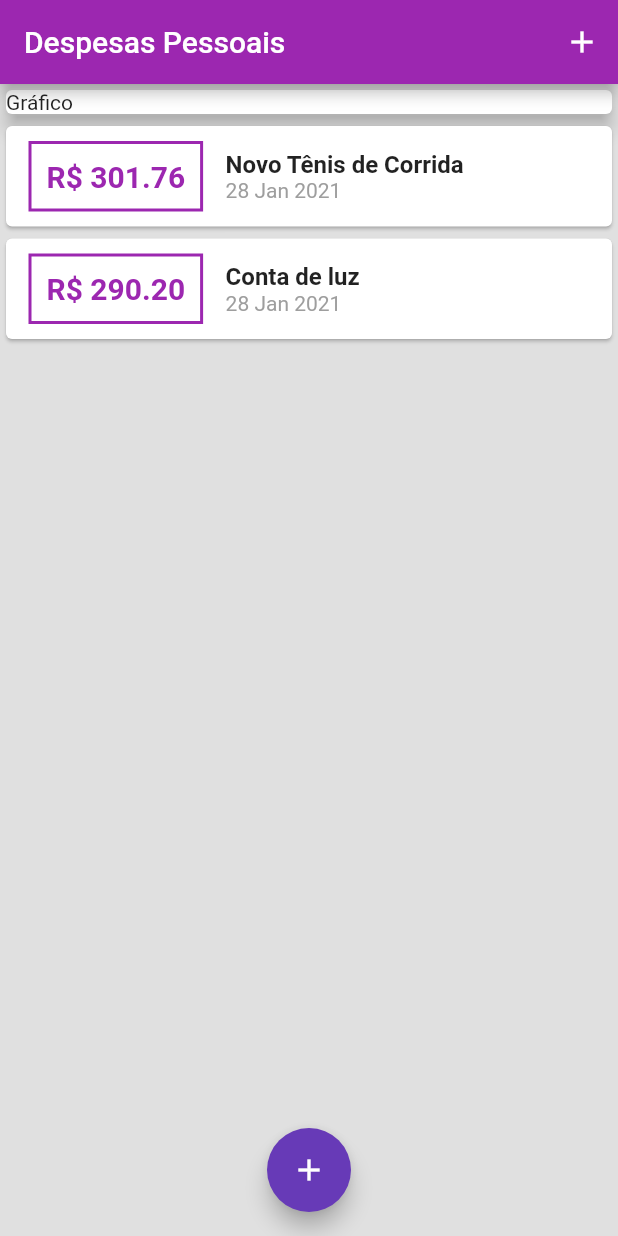
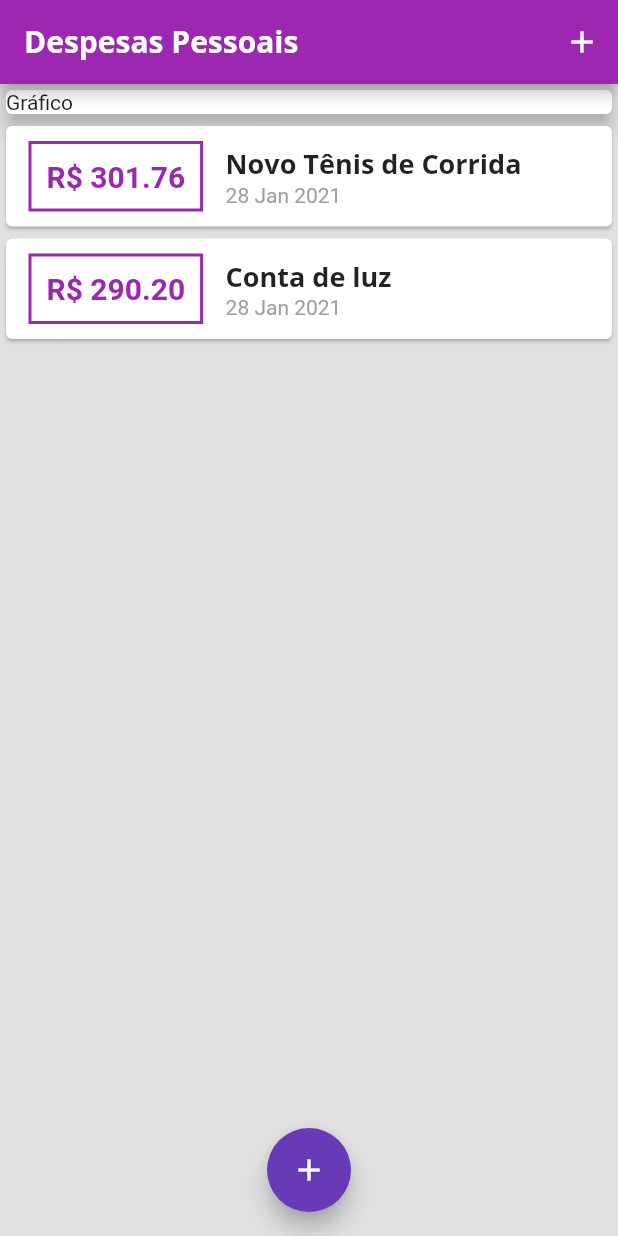
Before and after one commit to mlesouza/Curso-Flutter, a Flutter app: the screen it shows after launch, on a phone screen of 412 x 824 dp. Run offline on Flutter 3.47's test engine with Material 2 defaults, Android fonts, the phone set to English and light mode, and no system bars.

Commit message:
alterações pedentes

```diff
--- a/app-expenses/lib/components/transaction_list.dart
+++ b/app-expenses/lib/components/transaction_list.dart
@@ -41,13 +41,8 @@ class TransactionList extends StatelessWidget {
                 Column(
                   crossAxisAlignment: CrossAxisAlignment.start,
                   children: [
-                    Text(
-                      tr.title,
-                      style: TextStyle(
-                        fontWeight: FontWeight.bold,
-                        fontSize: 16,
-                      ),
-                    ),
+                    Text(tr.title,
+                        style: Theme.of(context).textTheme.headline6),
                     Text(
                       DateFormat('d MMM y').format(tr.date),
                       style: TextStyle(
--- a/app-expenses/lib/main.dart
+++ b/app-expenses/lib/main.dart
@@ -13,10 +13,22 @@ class ExpensesApp extends StatelessWidget {
     return MaterialApp(
       home: MyHomePage(),
       theme: ThemeData(
-        primarySwatch: Colors.purple,
-        accentColor: Colors.deepPurple,
-        visualDensity: VisualDensity.adaptivePlatformDensity,
-      ),
+          primarySwatch: Colors.purple,
+          accentColor: Colors.deepPurple,
+          fontFamily: 'Quicksand',
+          visualDensity: VisualDensity.adaptivePlatformDensity,
+          textTheme: ThemeData.light().textTheme.copyWith(
+              headline6: TextStyle(
+                  fontFamily: 'Opensans',
+                  fontSize: 18,
+                  fontWeight: FontWeight.bold)),
+          appBarTheme: AppBarTheme(
+            textTheme: ThemeData.light().textTheme.copyWith(
+                headline6: TextStyle(
+                    fontFamily: 'Opensans',
+                    fontSize: 20,
+                    fontWeight: FontWeight.bold)),
+          )),
     );
   }
 }
@@ -68,7 +80,9 @@ class _MyHomePageState extends State<MyHomePage> {
   Widget build(BuildContext context) {
     return Scaffold(
       appBar: AppBar(
-        title: Text('Despesas Pessoais'),
+        title: Text(
+          'Despesas Pessoais',
+        ),
         actions: [
           IconButton(
             icon: Icon(Icons.add),
```
Also changed, not shown: app-expenses/pubspec.yaml (+11 -6 lines), app-expenses/assets/fonts/OpenSans-Bold.ttf (added), app-expenses/assets/fonts/OpenSans-Regular.ttf (added), app-expenses/assets/fonts/Quicksand-Bold.ttf (added), app-expenses/assets/fonts/Quicksand-Light.ttf (added), app-expenses/assets/fonts/Quicksand-Medium.ttf (added), app-expenses/assets/fonts/Quicksand-Regular.ttf (added).
